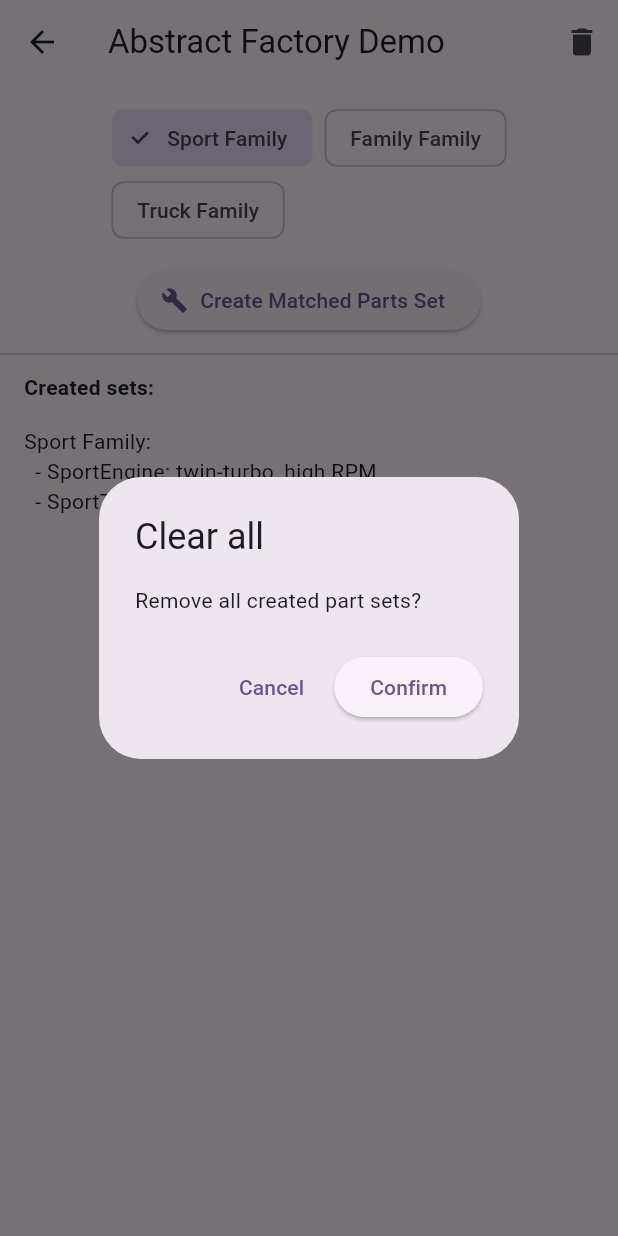
After one commit to doremichen/flutter_home, a Flutter app: the _AbstractFactoryDemoBody screen opened directly, after a tap on "Create Matched Parts Set", after a tap on the "delete" icon, on a phone screen of 412 x 824 dp. The commit adds this screen. Run offline on Flutter 3.47's test engine with Material 3 defaults, Android fonts, the light colour scheme and no system bars.

Commit message:
[DesignPatternDemo] add abstract factory demo

```diff
--- a/DesignPatternDemo/lib/data/patterns_data.dart
+++ b/DesignPatternDemo/lib/data/patterns_data.dart
@@ -7,6 +7,7 @@
 ///
 import 'package:design_pattern_demo/demos/singleton/singleton_demo.dart';
 
+import '../demos/abstract_factory/absfactory_demo.dart';
 import '../demos/factory_method/factory_demo.dart';
 import '../models/design_pattern.dart';
 
@@ -15,7 +16,7 @@ const _descTBD = 'Demo not implemented yet.';
 final List<DesignPattern> patterns = [
 DesignPattern(name: 'Singleton', category: 'Creational', description: _descTBD, widget: const SingletonDemoPage()),
 DesignPattern(name: 'Factory Method', category: 'Creational', description: _descTBD, widget: const FactoryDemoPage()),
-DesignPattern(name: 'Abstract Factory', category: 'Creational', description: _descTBD),
+DesignPattern(name: 'Abstract Factory', category: 'Creational', description: _descTBD, widget: const AbstractFactoryDemoPage()),
 DesignPattern(name: 'Builder', category: 'Creational', description: _descTBD),
 DesignPattern(name: 'Prototype', category: 'Creational', description: _descTBD),
 DesignPattern(name: 'Adapter', category: 'Structural', description: _descTBD),
--- /dev/null
+++ b/DesignPatternDemo/lib/demos/abstract_factory/absfactory_demo.dart
@@ -0,0 +1,130 @@
+///
+/// abstractory_factory_demo.dart
+/// AbstractFactoryDemoPage
+///
+/// Created by Adam Chen on 2025/12/11.
+/// Copyright © 2025 Abb company. All rights reserved.
+///
+import 'package:design_pattern_demo/demos/abstract_factory/view_model/absfactory_vm.dart';
+import 'package:flutter/material.dart.';
+import 'package:provider/provider.dart';
+
+import 'creator/abstract_factory.dart';
+
+class AbstractFactoryDemoPage extends StatelessWidget {
+
+  const AbstractFactoryDemoPage({super.key});
+
+  @override
+  Widget build(BuildContext context) {
+    return ChangeNotifierProvider(
+      create: (_) => AbstractFactoryViewModel(
+        factories: [
+          SportPartsFactory(),
+          FamilyPartsFactory(),
+          TruckPartsFactory(),
+        ]
+      ),
+      child: const _AbstractFactoryDemoBody(),
+    );
+  }
+
+}
+
+class _AbstractFactoryDemoBody extends StatelessWidget {
+  const _AbstractFactoryDemoBody ();
+
+  @override
+  Widget build(BuildContext context) {
+    return Consumer<AbstractFactoryViewModel>(
+        builder: (context, vm, _) {
+          // Snackbar Toast
+          WidgetsBinding.instance.addPostFrameCallback((_) {
+            final msg = vm.takeLastToast();
+            if (msg != null) {
+              ScaffoldMessenger.of(context).showSnackBar(
+                SnackBar(content: Text(msg), duration: const Duration(seconds: 2)),
+              );
+            }
+          });
+
+          return Scaffold(
+            appBar: AppBar(
+              title: const Text('Abstract Factory Demo'),
+              actions: [
+                IconButton(
+                  icon: const Icon(Icons.delete),
+                  tooltip: 'Clear all',
+                  onPressed: () async {
+                    final confirm = await showDialog<bool>(
+                      context: context,
+                      builder: (ctx) => AlertDialog(
+                        title: const Text('Clear all'),
+                        content: const Text('Remove all created part sets?'),
+                        actions: [
+                          TextButton(onPressed: () => Navigator.pop(ctx, false), child: const Text('Cancel')),
+                          ElevatedButton(onPressed: () => Navigator.pop(ctx, true), child: const Text('Confirm')),
+                        ],
+                      ),
+                    );
+                    if (confirm == true) vm.clearAll();
+                  },
+                )
+              ],
+            ),
+            body: Column(
+              children: [
+                const SizedBox(height: 12),
+
+                Padding(
+                  padding: const EdgeInsets.symmetric(horizontal: 16.0),
+                  child: Wrap(
+                    spacing: 8,
+                    children: List.generate(vm.factories.length, (i) {
+                      final isSelected = vm.selectedIndex == i;
+                      return ChoiceChip(
+                        label: Text(vm.factories[i].label),
+                        selected: isSelected,
+                        onSelected: (_) => vm.selectFactory(i),
+                      );
+                    }),
+                  ),
+                ),
+
+                const SizedBox(height: 12),
+
+                // Create set button
+                ElevatedButton.icon(
+                  onPressed: vm.createMatchedSet,
+                  icon: const Icon(Icons.build),
+                  label: const Text('Create Matched Parts Set'),
+                ),
+
+                const Divider(height: 24),
+                const Padding(
+                  padding: EdgeInsets.symmetric(horizontal: 16.0),
+                  child: Align(
+                    alignment: Alignment.centerLeft,
+                    child: Text('Created sets:', style: TextStyle(fontWeight: FontWeight.bold)),
+                  ),
+                ),
+
+                Expanded(
+                  child: ListView.separated(
+                    padding: const EdgeInsets.all(16),
+                    itemCount: vm.createdSets.length,
+                    itemBuilder: (_, i) => Text(vm.createdSets[i]),
+                    separatorBuilder: (_, __) => const Divider(height: 12),
+                  ),
+                ),
+
+              ],
+            ),
+
+          );
+
+
+        }
+    );
+  }
+}
--- /dev/null
+++ b/DesignPatternDemo/lib/demos/abstract_factory/creator/abstract_factory.dart
@@ -0,0 +1,47 @@
+///
+/// abstractory_factory.dart
+/// VehiclePartsFactory
+/// SportPartsFactory
+/// FamilyPartsFactory
+/// TruckPartsFactory
+///
+/// Created by Adam Chen on 2025/12/11.
+/// Copyright © 2025 Abb company. All rights reserved.
+///
+import '../model/product.dart';
+
+abstract class VehiclePartsFactory {
+  String get label; // for UI
+  Engine createEngine();
+  Tire createTire();
+}
+
+/// =======================
+/// Concrete Factories
+/// =======================
+class SportPartsFactory implements VehiclePartsFactory {
+  @override
+  String get label => 'Sport Family';
+  @override
+  Engine createEngine() => SportEngine();
+  @override
+  Tire createTire() => SportTire();
+}
+
+class FamilyPartsFactory implements VehiclePartsFactory {
+  @override
+  String get label => 'Family Family';
+  @override
+  Engine createEngine() => FamilyEngine();
+  @override
+  Tire createTire() => FamilyTire();
+}
+
+class TruckPartsFactory implements VehiclePartsFactory {
+  @override
+  String get label => 'Truck Family';
+  @override
+  Engine createEngine() => TruckEngine();
+  @override
+  Tire createTire() => TruckTire();
+}
--- /dev/null
+++ b/DesignPatternDemo/lib/demos/abstract_factory/model/product.dart
@@ -0,0 +1,52 @@
+///
+/// product.dart
+/// Engine
+/// Tire
+/// SportEngine
+/// SportTire
+/// FamilyEngine
+/// FamilyTire
+/// TruckEngine
+/// TruckTire
+///
+/// Created by Adam Chen on 2025/12/11.
+/// Copyright © 2025 Abb company. All rights reserved.
+///
+
+abstract class Engine {
+  String spec();
+}
+
+abstract class Tire {
+  String spec();
+}
+
+class SportEngine implements Engine {
+  @override
+  String spec() => 'SportEngine: twin-turbo, high RPM';
+}
+
+class SportTire implements Tire {
+  @override
+  String spec() => 'SportTire: soft compound, high grip';
+}
+
+class FamilyEngine implements Engine {
+  @override
+  String spec() => 'FamilyEngine: fuel efficient, quiet';
+}
+
+class FamilyTire implements Tire {
+  @override
+  String spec() => 'FamilyTire: comfort-oriented, long-lasting';
+}
+
+class TruckEngine implements Engine {
+  @override
+  String spec() => 'TruckEngine: high torque, diesel';
+}
+
+class TruckTire implements Tire {
+  @override
+  String spec() => 'TruckTire: reinforced sidewall, heavy load';
+}
--- /dev/null
+++ b/DesignPatternDemo/lib/demos/abstract_factory/view_model/absfactory_vm.dart
@@ -0,0 +1,49 @@
+///
+/// abstractory_factory_view_model.dart
+/// AbstractFactoryViewModel
+///
+/// Created by Adam Chen on 2025/12/11.
+/// Copyright © 2025 Abb company. All rights reserved.
+///
+import 'package:flutter/material.dart';
+
+import '../creator/abstract_factory.dart';
+
+class AbstractFactoryViewModel extends ChangeNotifier {
+    final List<VehiclePartsFactory> factories;
+    int selectedIndex;
+    final List<String> _createdSets = [];
+
+    AbstractFactoryViewModel({required this.factories, this.selectedIndex = 0});
+
+    List<String> get createdSets => List.unmodifiable(_createdSets);
+    VehiclePartsFactory get selectedFactory => factories[selectedIndex];
+
+
+    String? _lastToast;
+    String? takeLastToast() {
+      final m = _lastToast; _lastToast = null; return m;
+    }
+
+    void selectFactory(int id) {
+      selectedIndex = id;
+      notifyListeners();
+    }
+
+    void createMatchedSet() {
+      final engine = selectedFactory.createEngine();
+      final tire = selectedFactory.createTire();
+      final line = '${selectedFactory.label}:\n  - ${engine.spec()}\n  - ${tire.spec()}';
+      // add
+      _createdSets.add(line);
+      _lastToast = 'Created set for ${selectedFactory.label}';
+      notifyListeners();
+    }
+
+    void clearAll() {
+      _createdSets.clear();
+      _lastToast = 'Cleared all sets';
+      notifyListeners();
+    }
+
+}
```
